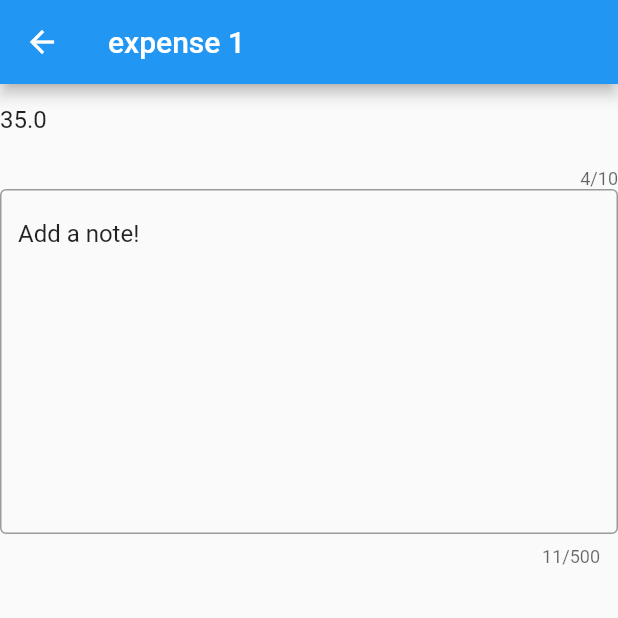
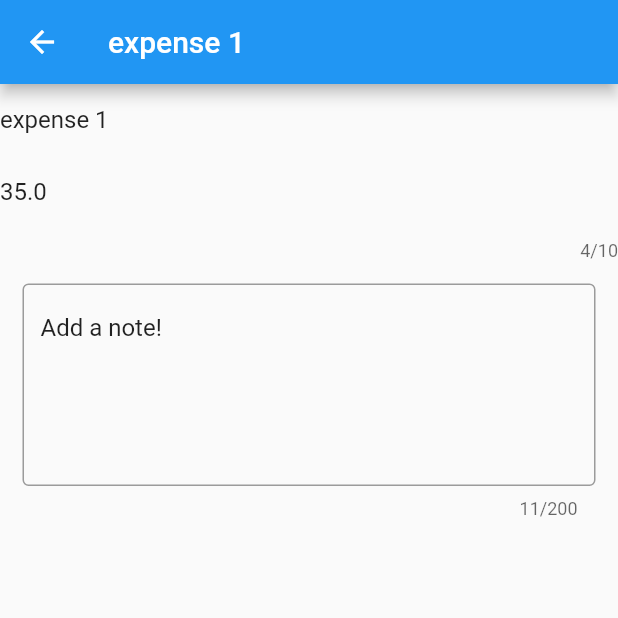
Before and after one commit to AntoineHo6/Expenseye, a Flutter app: the screen it shows after launch, after a tap on an icon or button, on a phone screen of 412 x 824 dp, the top half of it. Run offline on Flutter 3.47's test engine with Material 2 defaults, Android fonts, the light colour scheme and no system bars.

Commit message:
Further work on expandExpense

```diff
--- a/lib/Components/ExpandExpense.dart
+++ b/lib/Components/ExpandExpense.dart
@@ -14,16 +14,13 @@ class ExpandExpense extends StatefulWidget {
 }
 
 class _ExpandExpense extends State<ExpandExpense> {
-  // Price TextField
+  final _titleController = TextEditingController();
   final _priceController = TextEditingController();
-
-  // Comment TextField
   final _noteController = TextEditingController();
 
   @override
   Widget build(BuildContext context) {
-    final _expenseBloc = Provider.of<ExpenseBloc>(context);
-
+    _titleController.text = widget.expense.title;
     _priceController.text = widget.expense.price.toString();
     _noteController.text = widget.expense.note;
 
@@ -32,11 +29,16 @@ class _ExpandExpense extends State<ExpandExpense> {
         title: Text(widget.expense.title),
       ),
       body: Column(
+        crossAxisAlignment: CrossAxisAlignment.stretch,
         children: <Widget>[
-          Container(
-            width: double.infinity,
-            //height: 30,
-            child: TextField(
+          TextField(
+            controller: _titleController,
+            decoration: InputDecoration(
+              hintText: "Title",
+              border: InputBorder.none,
+            ),
+          ),
+          TextField(
             controller: _priceController,
             maxLength: 10,
             decoration: InputDecoration(
@@ -45,21 +47,16 @@ class _ExpandExpense extends State<ExpandExpense> {
             ),
             keyboardType: TextInputType.number,
           ),
-          ),
-          TextField(
-            maxLines: 10,
-            maxLength: 500,
+          Container(
+            padding: EdgeInsets.all(15),
+            child: TextField(
+              maxLines: 5,
+              maxLength: 200,
               controller: _noteController,
               decoration: InputDecoration(
                 hintText: "Add a note",
                 border: OutlineInputBorder(),
               ),
-          ),
-        Container(
-          child: Row(
-            children: <Widget>[
-
-            ],
             ),
           ),
         ],
@@ -69,8 +66,10 @@ class _ExpandExpense extends State<ExpandExpense> {
 
   @override
   void dispose() {
+    //final _expenseBloc = Provider.of<ExpenseBloc>(context); MAKE A FUNC to refer to this
     _priceController.dispose();
     _noteController.dispose();
+    print('Going back to todayPage');
     super.dispose();
   }
 }
```
Lines whose indentation alone changed are shown as unchanged.
